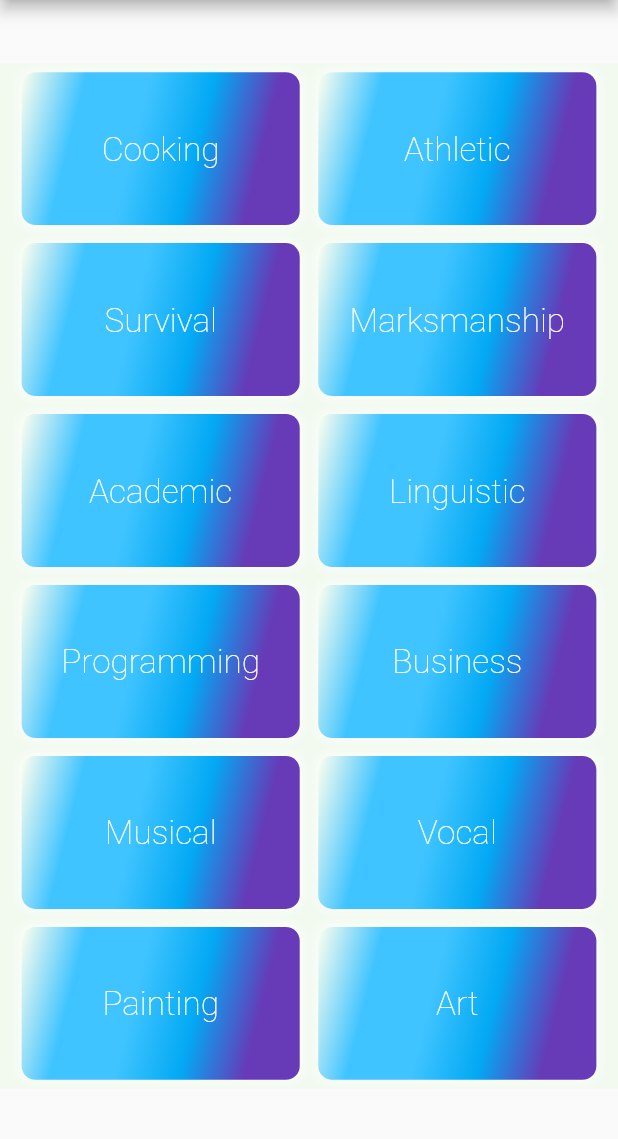
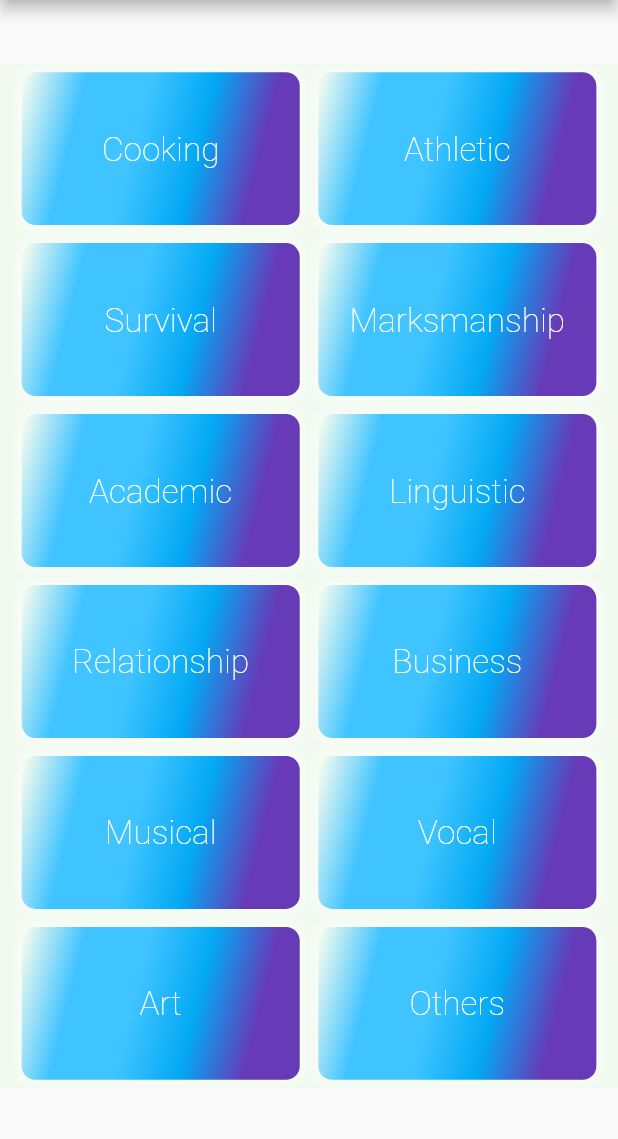
Before and after one commit to zwormstadt/Bonvallet, a Flutter app: the screen it shows after launch, on a phone screen of 412 x 824 dp, the part 84-1223 px from its top. Run offline on Flutter 3.47's test engine with Material 2 defaults, Android fonts, the phone set to English and light mode, and no system bars; Roboto replaces fonts that are missing (SF Pro).

```diff
--- a/lib/api/elastic.dart
+++ b/lib/api/elastic.dart
@@ -2,40 +2,21 @@ import 'dart:convert' as convert;
 import 'package:http/http.dart' as http;
 
 class Elastic {
-  static insertDocument(Map<String, dynamic> document) async {
+  final String indexName = 'test_coaches_2';
+  Future<bool> insertDocument(Map<String, dynamic> document) async {
+    var status = false;
     final Map<String, String> headers = {
       "Content-Type": "application/json"
     };
-    final String url = 'http://10.143.12.199:9200/test_coaches_2/_doc/';
-    document = {
-        "name": "Jin Hang Ng NUMBER 123",
-        "job": "Slave",
-        "skillset": [
-            {
-                "category": "Athletic",
-                "skills": [
-                    "Type on keyboard while the animals are sleeping"
-                ]
-            },
-            {
-                "category": "Marksmanship",
-                "skills": [
-                    "Shoot a shotgun",
-                    "Shoot a Glock",
-                    "Shoot a sniper rifle",
-                    "Shoot a running target",
-                    "Shoot a target shooting a running target",
-                    "Shoot a running shooting target",
-                    "Shoot jackfruit seeds into garbage bin using mouth"
-                ]
-            }
-        ]
-    };
+    final String url = 'http://10.143.12.199:9200/' + indexName + '/_doc/';
     var response = await http.post(url, headers: headers, body: convert.jsonEncode(document));
     if (response.statusCode == 200 || response.statusCode == 201) {
       print("Insert document request succeeded with status code 200 or 201");
+      status = true;
     } else {
       print('Insert document request failed with status: ${response.statusCode}.');
+      status = false;
     }
+    return status;
   }
 }
--- a/lib/main.dart
+++ b/lib/main.dart
@@ -1,8 +1,5 @@
-import 'package:bonvallet/api/elastic.dart';
 import 'package:bonvallet/search/search.dart';
-import 'package:elastic_client/console_http_transport.dart';
 import 'package:flutter/material.dart';
-import 'package:elastic_client/elastic_client.dart' as elastic;
 
 
 void main() => runApp(MyApp());
@@ -29,12 +26,6 @@ class MyHomePage extends StatefulWidget {
 }
 
 class _MyHomePageState extends State<MyHomePage> {
-  @override
-  initState() {
-    Elastic.insertDocument({});
-    super.initState();
-  }
-
   @override
   Widget build(BuildContext context) {
     // This method is rerun every time setState is called, for instance as done
--- a/lib/search/search.dart
+++ b/lib/search/search.dart
@@ -1,19 +1,19 @@
 import 'package:bonvallet/search/category-tile.dart';
 import 'package:flutter/material.dart';
 
-const categories = [
+final categories = [
   "Cooking",
   "Athletic",
   "Survival",
   "Marksmanship",
   "Academic",
   "Linguistic",
-  "Programming",
+  "Relationship",
   "Business",
   "Musical",
   "Vocal",
-  "Painting",
-  "Art"
+  "Art",
+  "Others"
 ];
 
 class SearchScreen extends StatelessWidget {
--- a/pubspec.yaml
+++ b/pubspec.yaml
@@ -23,7 +23,7 @@ dependencies:
   # The following adds the Cupertino Icons font to your application.
   # Use with the CupertinoIcons class for iOS style icons.
   cupertino_icons: ^0.1.2
-  elastic_client: ^0.1.9
+  http: ^0.12.0+4
 
 
 dev_dependencies:
```
Also changed, not shown: pubspec.lock.
